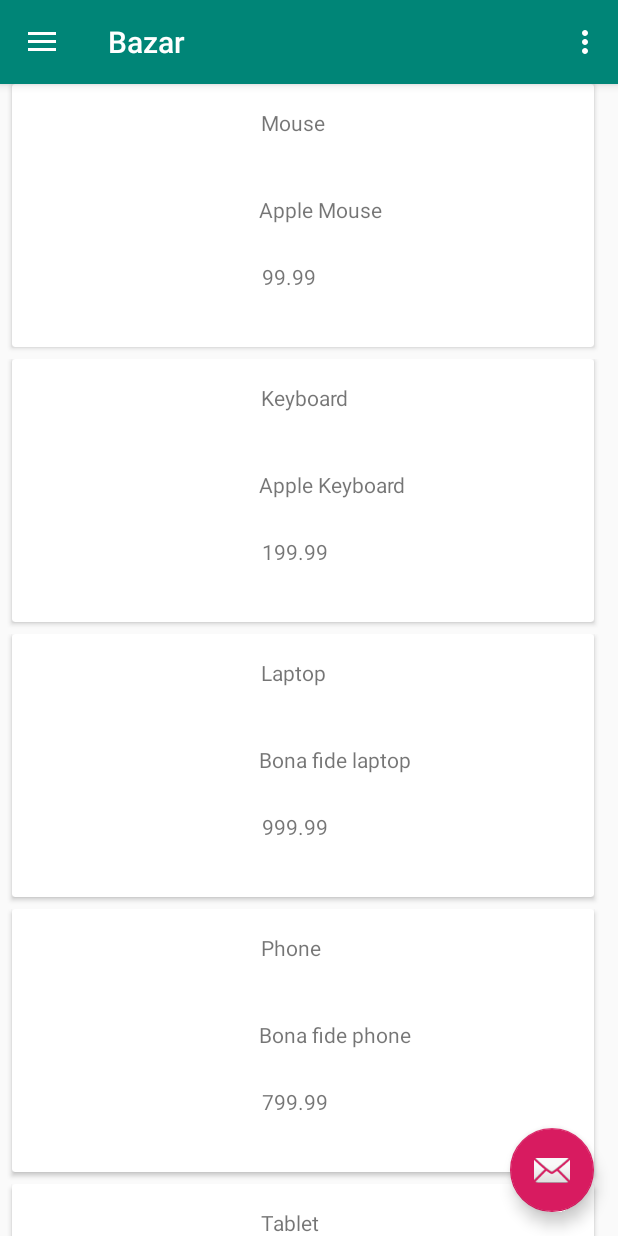
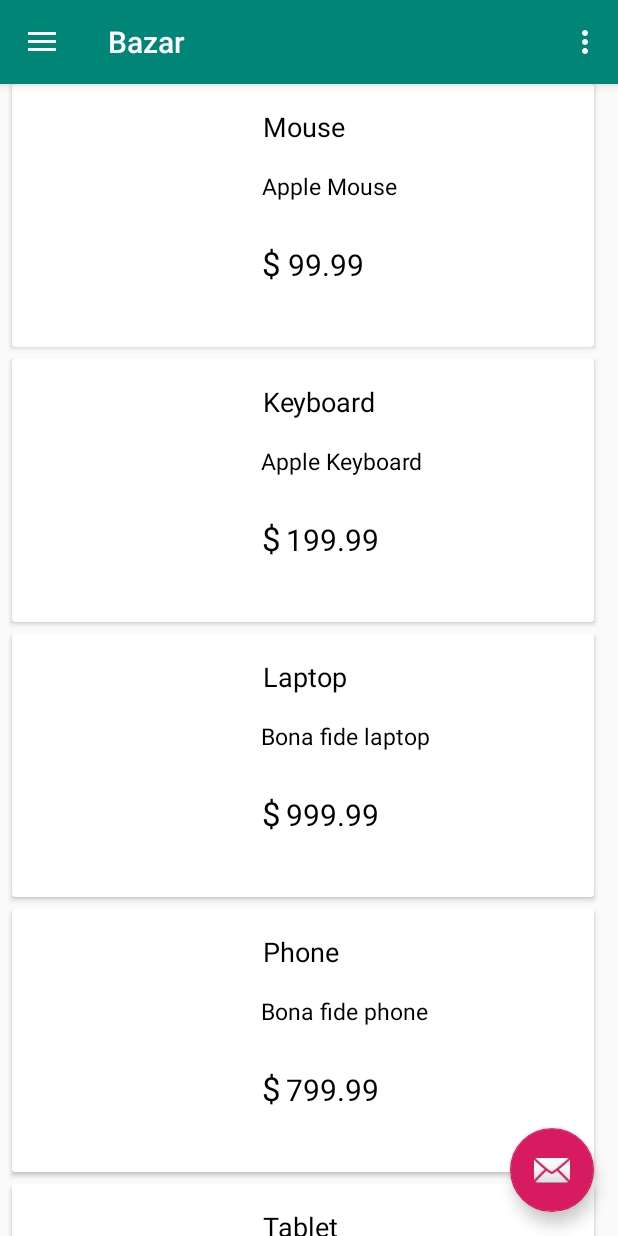
Before and after one commit to paraspathak/Bazar, an Android app: the Slidermenu screen opened directly, with no data from a screen before it, on a phone screen of 412 x 824 dp. Run offline under Robolectric (Android 15) with nearby library versions, the phone set to English and light mode, and no system bars.

Commit message:
Enhancement on looks

```diff
--- a/app/src/main/java/com/example/bazar/Slidermenu.java
+++ b/app/src/main/java/com/example/bazar/Slidermenu.java
@@ -38,7 +38,7 @@ public class Slidermenu extends AppCompatActivity
         fab.setOnClickListener(new View.OnClickListener() {
             @Override
             public void onClick(View view) {
-                Snackbar.make(view, "Replace with your own action", Snackbar.LENGTH_LONG)
+                Snackbar.make(view, "Sell a Product", Snackbar.LENGTH_LONG)
                         .setAction("Action", null).show();
             }
         });
--- a/app/src/main/res/layout/marketplace_layout.xml
+++ b/app/src/main/res/layout/marketplace_layout.xml
@@ -12,6 +12,7 @@
         android:layout_width="388dp"
         android:layout_height="175dp"
         android:layout_marginStart="8dp"
+        android:background="@color/cardbackground"
         android:layout_marginEnd="8dp"
         android:layout_marginBottom="8dp"
         app:layout_constraintBottom_toBottomOf="parent"
@@ -43,50 +44,75 @@
 
             <TextView
                 android:id="@+id/price_id"
-                android:layout_width="205dp"
+                android:layout_width="wrap_content"
                 android:layout_height="33dp"
                 android:layout_marginStart="8dp"
                 android:layout_marginTop="8dp"
                 android:layout_marginEnd="8dp"
                 android:layout_marginBottom="8dp"
                 android:text="TextView"
+                android:textColor="@color/headlines"
+                android:textSize="20sp"
                 app:layout_constraintBottom_toBottomOf="parent"
                 app:layout_constraintEnd_toEndOf="parent"
-                app:layout_constraintHorizontal_bias="0.272"
+                app:layout_constraintHorizontal_bias="0.12"
                 app:layout_constraintStart_toEndOf="@+id/image_id"
                 app:layout_constraintTop_toTopOf="parent"
-                app:layout_constraintVertical_bias="0.88" />
+                app:layout_constraintVertical_bias="0.785" />
 
             <TextView
                 android:id="@+id/title_id"
-                android:layout_width="205dp"
+                android:layout_width="wrap_content"
                 android:layout_height="33dp"
                 android:layout_marginStart="8dp"
                 android:layout_marginTop="8dp"
                 android:layout_marginEnd="8dp"
                 android:layout_marginBottom="8dp"
                 android:text="TextView"
+                android:textColor="@color/headlines"
+                android:textSize="18sp"
                 app:layout_constraintBottom_toBottomOf="parent"
                 app:layout_constraintEnd_toEndOf="parent"
-                app:layout_constraintHorizontal_bias="0.181"
+                app:layout_constraintHorizontal_bias="0.022"
                 app:layout_constraintStart_toEndOf="@+id/image_id"
                 app:layout_constraintTop_toTopOf="parent"
                 app:layout_constraintVertical_bias="0.063" />
 
             <TextView
                 android:id="@+id/description_id"
-                android:layout_width="179dp"
-                android:layout_height="28dp"
+                android:layout_width="wrap_content"
+                android:layout_height="40dp"
                 android:layout_marginStart="8dp"
                 android:layout_marginTop="8dp"
                 android:layout_marginEnd="8dp"
                 android:layout_marginBottom="8dp"
                 android:text="TextView"
+                android:textColor="@color/headlines"
+                android:textSize="15sp"
                 app:layout_constraintBottom_toBottomOf="parent"
                 app:layout_constraintEnd_toEndOf="parent"
-                app:layout_constraintHorizontal_bias="0.018"
+                app:layout_constraintHorizontal_bias="0.019"
                 app:layout_constraintStart_toEndOf="@+id/image_id"
-                app:layout_constraintTop_toTopOf="parent" />
+                app:layout_constraintTop_toTopOf="parent"
+                app:layout_constraintVertical_bias="0.412" />
+
+            <TextView
+                android:id="@+id/textView2"
+                android:layout_width="wrap_content"
+                android:layout_height="33dp"
+                android:layout_marginStart="8dp"
+                android:layout_marginTop="8dp"
+                android:layout_marginEnd="8dp"
+                android:layout_marginBottom="8dp"
+                android:text="$"
+                android:textColor="@color/headlines"
+                android:textSize="22sp"
+                app:layout_constraintBottom_toBottomOf="parent"
+                app:layout_constraintEnd_toEndOf="parent"
+                app:layout_constraintHorizontal_bias="0.014"
+                app:layout_constraintStart_toEndOf="@+id/image_id"
+                app:layout_constraintTop_toTopOf="parent"
+                app:layout_constraintVertical_bias="0.767" />
         </android.support.constraint.ConstraintLayout>
     </android.support.v7.widget.CardView>
 </android.support.constraint.ConstraintLayout>
--- a/app/src/main/res/values/colors.xml
+++ b/app/src/main/res/values/colors.xml
@@ -1,6 +1,10 @@
 <?xml version="1.0" encoding="utf-8"?>
 <resources>
     <color name="colorPrimary">#008577</color>
+    <color name="cardbackground">#f0f8ff</color>
     <color name="colorPrimaryDark">#00574B</color>
     <color name="colorAccent">#D81B60</color>
+    <color name="headlines">#000000</color>
+    <color name="background_button">#00cc44</color>
+    <color name="dollar">#ff0000</color>
 </resources>
```
Also changed, not shown: app/src/main/res/layout/activity_second.xml (+18 -8 lines).
